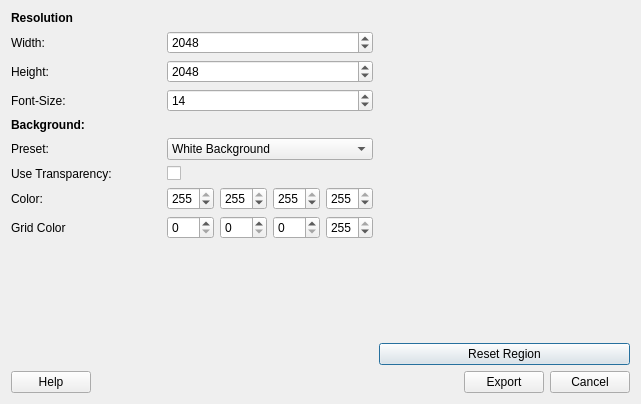
Before: the Qt Designer form qt_ui/DialogExportImage.ui in FilmColors/VIAN, drawn with Qt 5.
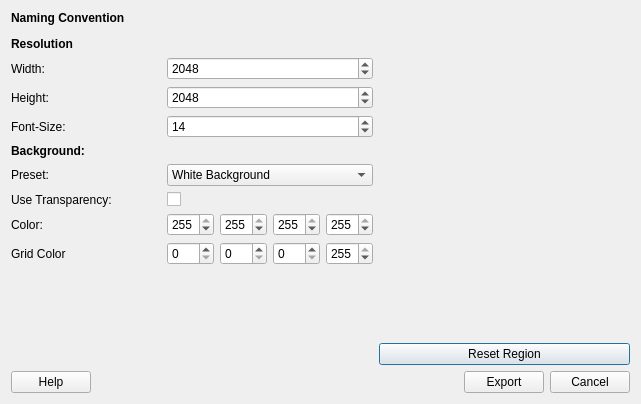
After: the same form once the commit is applied.

Commit message: Added File naming convention to Image Exporter

The edit to the form file:
```diff
--- a/qt_ui/DialogExportImage.ui
+++ b/qt_ui/DialogExportImage.ui
@@ -18,6 +18,16 @@
     <layout class="QHBoxLayout" name="horizontalLayout">
      <item>
       <layout class="QVBoxLayout" name="verticalLayout_2">
+       <item>
+        <widget class="QLabel" name="label_10">
+         <property name="text">
+          <string>&lt;b&gt;Naming Convention</string>
+         </property>
+        </widget>
+       </item>
+       <item>
+        <widget class="QWidget" name="widgetNamingConvention" native="true"/>
+       </item>
        <item>
         <widget class="QLabel" name="label_3">
          <property name="text">
```
The commit also changes 10 other files.
